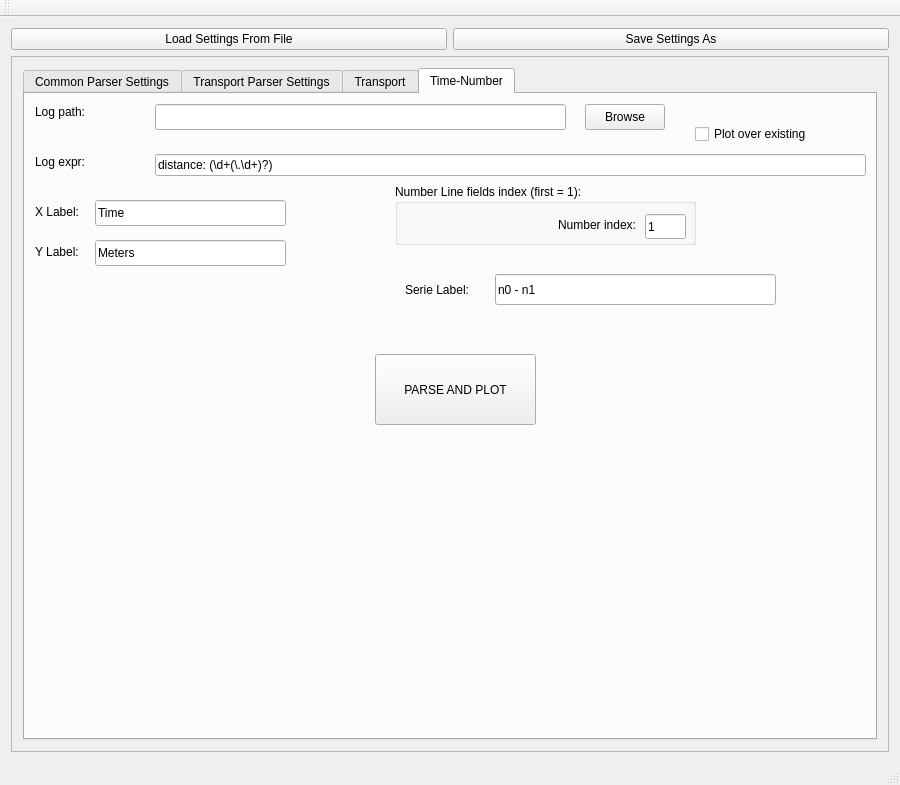
The window that src/gui/mainwindow.ui (dcentelles/comms_log_parser) describes before a commit, drawn with Qt 5.
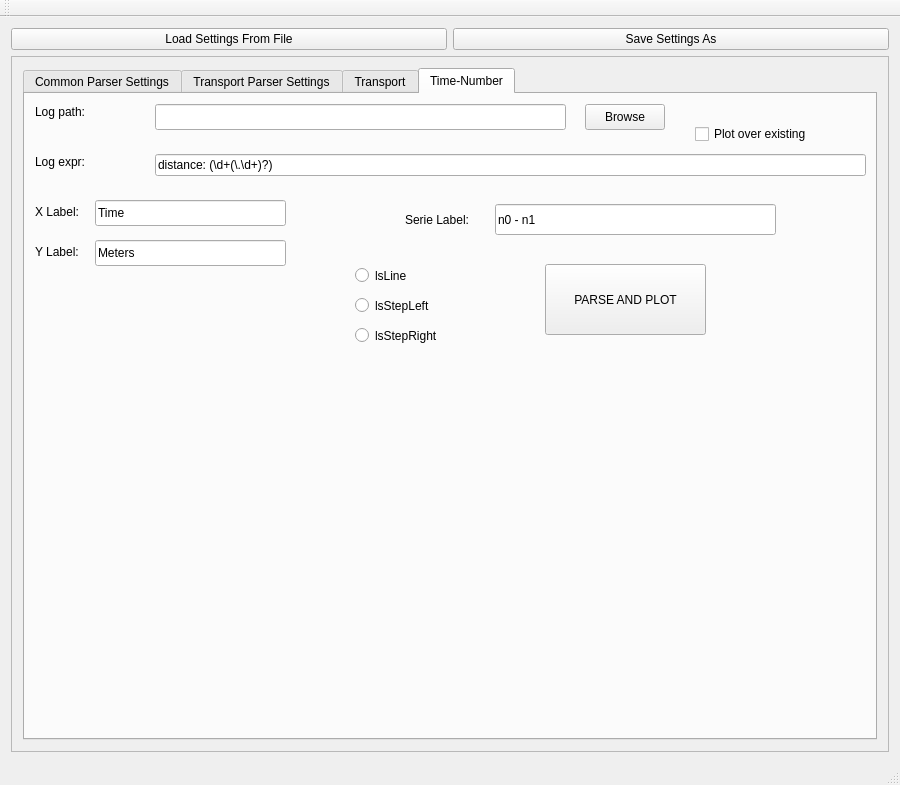
The same window after the commit.

```diff
--- a/src/gui/mainwindow.ui
+++ b/src/gui/mainwindow.ui
@@ -1202,8 +1202,8 @@
            <widget class="QToolButton" name="parseAndPlotDistanceButton">
             <property name="geometry">
              <rect>
-              <x>350</x>
-              <y>260</y>
+              <x>520</x>
+              <y>170</y>
               <width>161</width>
               <height>71</height>
              </rect>
@@ -1212,48 +1212,6 @@
              <string>PARSE AND PLOT</string>
             </property>
            </widget>
-           <widget class="QGroupBox" name="groupBox_5">
-            <property name="geometry">
-             <rect>
-              <x>370</x>
-              <y>90</y>
-              <width>301</width>
-              <height>61</height>
-             </rect>
-            </property>
-            <property name="title">
-             <string>Number Line fields index (first = 1):</string>
-            </property>
-            <widget class="QLabel" name="label_12">
-             <property name="geometry">
-              <rect>
-               <x>90</x>
-               <y>30</y>
-               <width>151</width>
-               <height>21</height>
-              </rect>
-             </property>
-             <property name="text">
-              <string>Number index:</string>
-             </property>
-             <property name="alignment">
-              <set>Qt::AlignRight|Qt::AlignTrailing|Qt::AlignVCenter</set>
-             </property>
-            </widget>
-            <widget class="QLineEdit" name="distanceIndex_lineEdit">
-             <property name="geometry">
-              <rect>
-               <x>250</x>
-               <y>30</y>
-               <width>41</width>
-               <height>25</height>
-              </rect>
-             </property>
-             <property name="text">
-              <string>1</string>
-             </property>
-            </widget>
-           </widget>
            <widget class="QLabel" name="label_25">
             <property name="geometry">
              <rect>
@@ -1342,7 +1300,7 @@
             <property name="geometry">
              <rect>
               <x>470</x>
-              <y>180</y>
+              <y>110</y>
               <width>281</width>
               <height>31</height>
              </rect>
@@ -1358,7 +1316,7 @@
             <property name="geometry">
              <rect>
               <x>380</x>
-              <y>188</y>
+              <y>118</y>
               <width>101</width>
               <height>16</height>
              </rect>
@@ -1367,6 +1325,45 @@
              <string>Serie Label:</string>
             </property>
            </widget>
+           <widget class="QRadioButton" name="lsStepLeftRafioButton">
+            <property name="geometry">
+             <rect>
+              <x>330</x>
+              <y>200</y>
+              <width>112</width>
+              <height>23</height>
+             </rect>
+            </property>
+            <property name="text">
+             <string>lsStepLeft</string>
+            </property>
+           </widget>
+           <widget class="QRadioButton" name="lsStepRightRadioButton">
+            <property name="geometry">
+             <rect>
+              <x>330</x>
+              <y>230</y>
+              <width>112</width>
+              <height>23</height>
+             </rect>
+            </property>
+            <property name="text">
+             <string>lsStepRight</string>
+            </property>
+           </widget>
+           <widget class="QRadioButton" name="lsLineRadioButton">
+            <property name="geometry">
+             <rect>
+              <x>330</x>
+              <y>170</y>
+              <width>112</width>
+              <height>23</height>
+             </rect>
+            </property>
+            <property name="text">
+             <string>lsLine</string>
+            </property>
+           </widget>
           </widget>
          </widget>
         </item>
```
Left out of the diff: 16 changed lines with no effect on the pictures.
